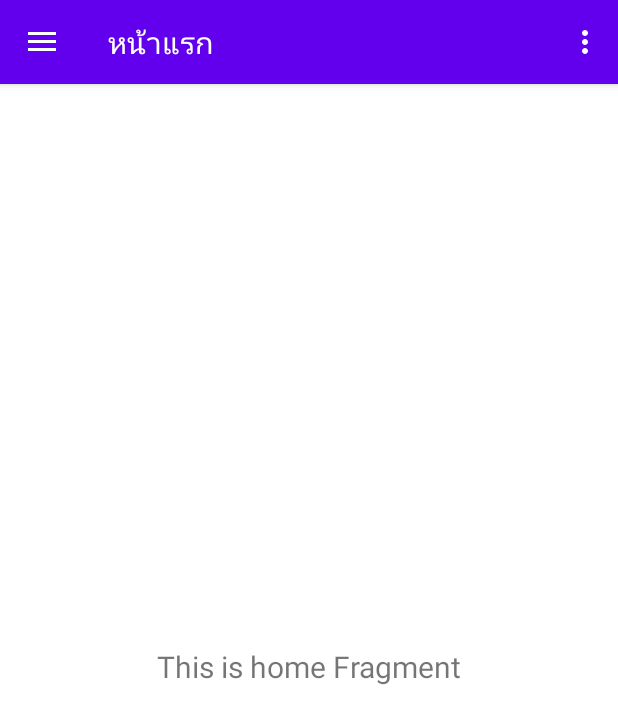
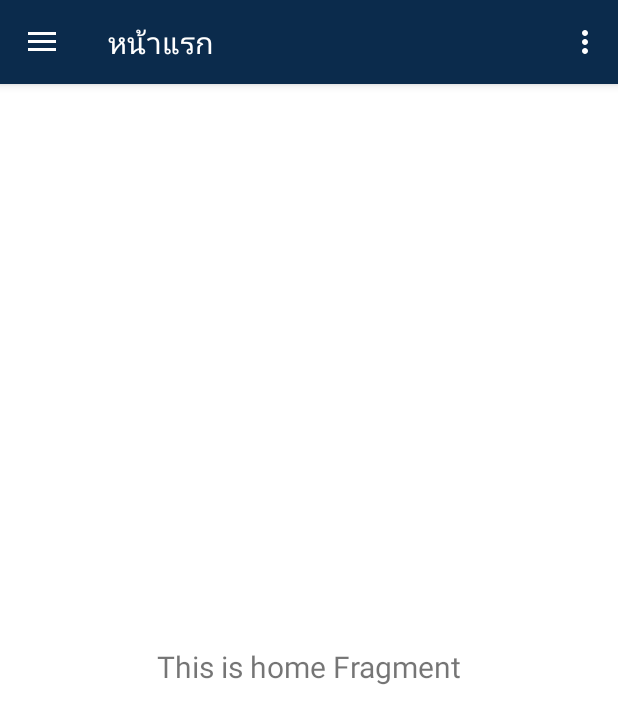
Before and after one commit to dbtech5/Kotlin-EWOC, an Android app: the screen it shows after launch (MainActivity), on a phone screen of 412 x 824 dp. Shown: the top 724 px of the screen. Run offline under Robolectric (Android 15) with nearby library versions, the light colour scheme and no system bars; our stand-ins replace navigation-ui.

Commit message:
color nav

```diff
--- a/app/src/main/res/layout/app_bar_main.xml
+++ b/app/src/main/res/layout/app_bar_main.xml
@@ -15,7 +15,7 @@
             android:id="@+id/toolbar"
             android:layout_width="match_parent"
             android:layout_height="?attr/actionBarSize"
-            android:background="?attr/colorPrimary"
+            android:background="@color/nav_color"
             app:popupTheme="@style/Theme.EWOC_Kotlin.PopupOverlay" />
 
     </com.google.android.material.appbar.AppBarLayout>
--- a/app/src/main/res/values/colors.xml
+++ b/app/src/main/res/values/colors.xml
@@ -7,4 +7,5 @@
     <color name="teal_700">#FF018786</color>
     <color name="black">#FF000000</color>
     <color name="white">#FFFFFFFF</color>
+    <color name="nav_color">#0B2B4C</color>
 </resources>
```
